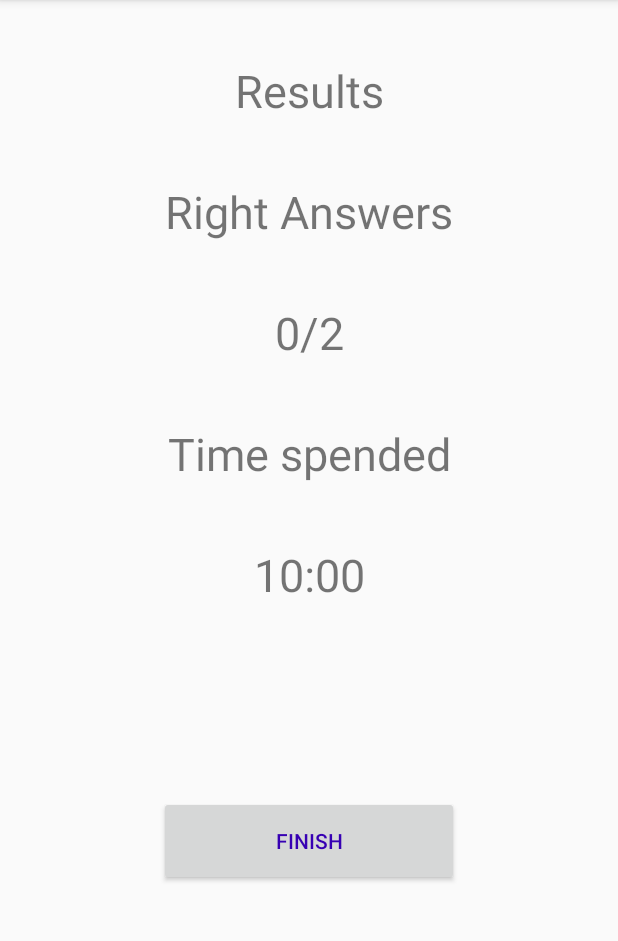
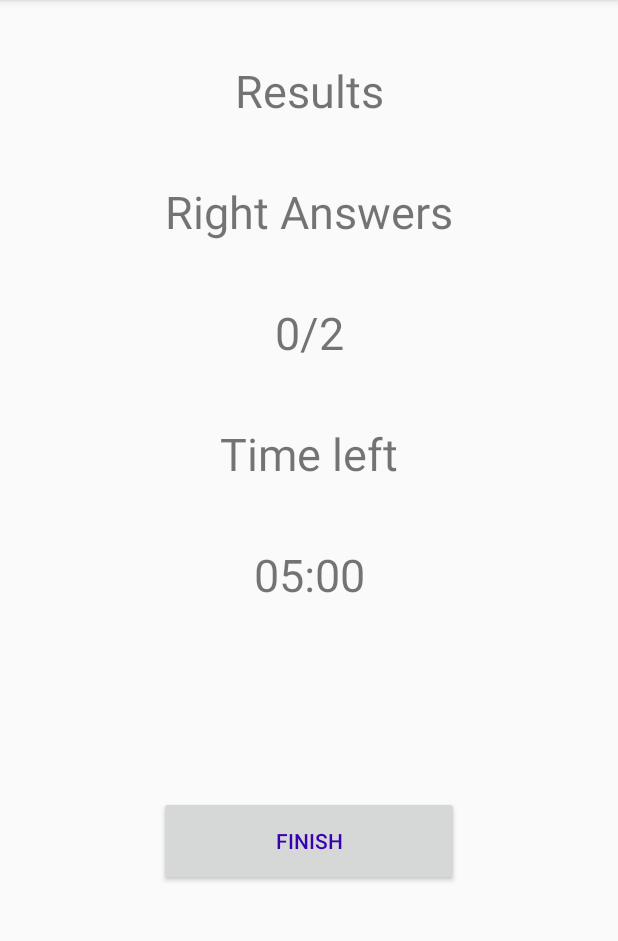
Before and after one commit to CODER591/ExamApplication, an Android app: the fragment FinishPageFragment placed in its activity, on a phone screen of 412 x 824 dp, the part 84-1025 px from its top. Run offline under Robolectric (Android 15) with nearby library versions, the phone set to English and light mode, and no system bars; 1 statement that could not run was skipped.

```diff
--- a/app/src/main/java/com/example/testsapplication/ExamActivity.java
+++ b/app/src/main/java/com/example/testsapplication/ExamActivity.java
@@ -17,7 +17,6 @@ public class ExamActivity extends AppCompatActivity {
 
         Bundle bundle = getIntent().getExtras();
         TestManager.getInstance().createExamFor(bundle.getInt("AdapterPosition"));
-
         Fragment startTestPageFragment = new StartExamPageFragment();
         FragmentTransaction transaction = getSupportFragmentManager().beginTransaction();
         transaction.add(R.id.fragment_container, startTestPageFragment);
--- a/app/src/main/java/com/example/testsapplication/FinishPageFragment.java
+++ b/app/src/main/java/com/example/testsapplication/FinishPageFragment.java
@@ -40,7 +40,7 @@ public class FinishPageFragment extends Fragment {
         View view =inflater.inflate(R.layout.fragment_finish_page, container, false);
         TextView tv_right_ans = view.findViewById(R.id.right_answers);
         Button fin_btn=view.findViewById(R.id.finish_button);
-        TextView spended_time =view.findViewById(R.id.spended_time);
+        TextView spended_time =view.findViewById(R.id.time_left);
         int all_qst_quantity = TestManager.getInstance().getCurrentExam().getExamQuestionsCount();
         int right_ans_quantity = TestManager.getInstance().getCurrentExam().getCorrectAnswers();
         String time_left_formatted = TestManager.getInstance().getCurrentExam().getTimeLeft();
--- a/app/src/main/java/com/example/testsapplication/model/ExamController.java
+++ b/app/src/main/java/com/example/testsapplication/model/ExamController.java
@@ -21,9 +21,8 @@ public class ExamController {
         private int mSkippedQuestions;
         private List <Integer> mQnA; //this list contains id of provided answer
 
-        private static final long START_TIME_IN_MILLIS = 600000;
         private CountDownTimer mCountDownTimer;
-        private long mTimeLeftInMillis = START_TIME_IN_MILLIS;
+        private long mTimeLeftInMillis;
 
         public ExamController() {
 
@@ -38,17 +37,16 @@ public class ExamController {
                 importRandomQuestions(imported_qs);
                 mQnA = new ArrayList<>(Collections.nCopies(mExamQuestionsCount, 0));
                 mPosition = 0;
+                mTimeLeftInMillis=300000;
                 mCountDownTimer = new CountDownTimer(mTimeLeftInMillis, 1000) {
                         @Override
                         public void onTick(long millisUntilFinished) {
                                 mTimeLeftInMillis = millisUntilFinished;
                         }
-
                         @Override
                         public void onFinish() {
 
                         }
-
                 };
         }
         public int getPosition(){
--- a/app/src/main/res/layout/fragment_finish_page.xml
+++ b/app/src/main/res/layout/fragment_finish_page.xml
@@ -57,7 +57,7 @@
         android:paddingRight="10dp"
         android:paddingLeft="10dp"
         android:textSize="30dp"
-        android:text="Time spended"
+        android:text="Time left"
         android:textAlignment="center"
         android:gravity="center_horizontal"
         app:layout_constraintTop_toBottomOf="@id/right_answers"
@@ -65,7 +65,7 @@
         app:layout_constraintEnd_toEndOf="parent"
         />
     <TextView
-        android:id="@+id/spended_time"
+        android:id="@+id/time_left"
         android:layout_width="wrap_content"
         android:layout_height="wrap_content"
         android:layout_marginTop="40dp"
```
